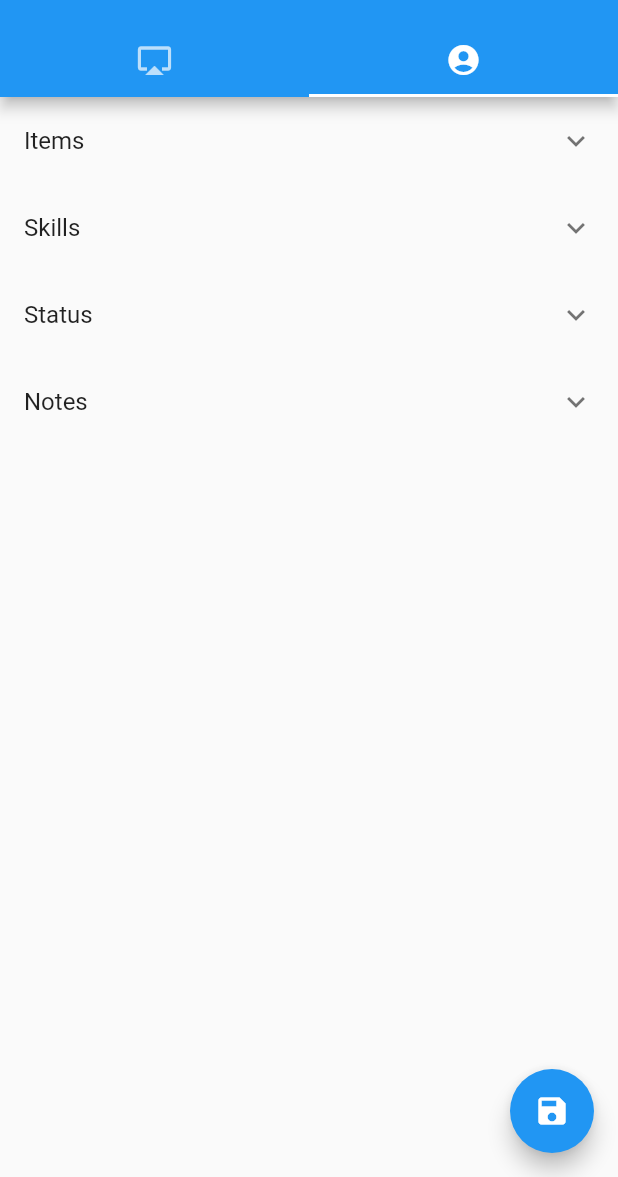
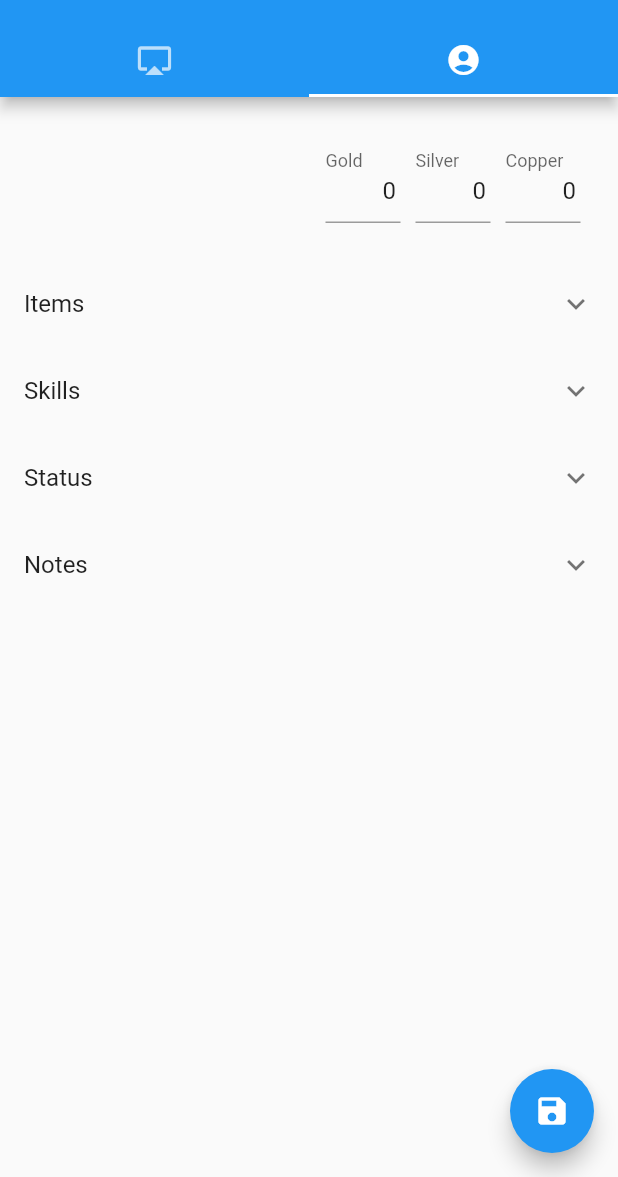
Before and after one commit to Draccarr/Hunted-Companion-App-Mobile, a Flutter app: the screen it shows after launch, tab 2 chosen, on a phone screen of 412 x 824 dp, the part 59-1236 px from its top. Run offline on Flutter 3.47's test engine with Material 2 defaults, Android fonts, the phone set to English and light mode, and no system bars.

Commit message:
Added fields for gold silver and copper. I still need to add values to them.

```diff
--- a/mobile_hunted_companion_app/lib/main.dart
+++ b/mobile_hunted_companion_app/lib/main.dart
@@ -164,6 +164,7 @@ class _MyHomePageState extends State<MyHomePage> {
     });
   }
 
+  String dropdownValue = 'Names';
   @override
   Widget build(BuildContext context) {
     // This method is rerun every time setState is called, for instance as done
@@ -209,6 +210,68 @@ class _MyHomePageState extends State<MyHomePage> {
             ),
             ListView(
               children: [
+                Padding(
+                  padding: const EdgeInsets.all(25.0),
+                  child: Row(
+                    mainAxisAlignment: MainAxisAlignment.end,
+                    children: [
+                      // ToDo: Work on this. (James) []-----------[)
+                      // Expanded(
+                      //     child: DropdownButton(
+                      //         value: dropdownValue,
+                      //         icon: Icon(Icons.arrow_downward),
+                      //         iconSize: 24,
+                      //         elevation: 16,
+                      //         style: TextStyle(color: Colors.black),
+                      //         onChanged: (String newValue) {
+                      //           setState(() {
+                      //             dropdownValue = newValue;
+                      //           });
+                      //         },
+                      //         items: _character.names
+                      //             .map<DropdownMenuItem<String>>(
+                      //                 (String value) {
+                      //           return DropdownMenuItem<String>(
+                      //             value: value != null ? value : 'Null',
+                      //             child: Text(value != null ? value : 'Null'),
+                      //           );
+                      //         }).toList())),
+                      SizedBox(
+                        width: 50,
+                        child: TextFormField(
+                          initialValue: '0',
+                          textAlign: TextAlign.end,
+                          decoration: InputDecoration(
+                            labelText: 'Gold',
+                          ),
+                        ),
+                      ),
+                      Padding(
+                        padding: const EdgeInsets.fromLTRB(10, 0, 10, 0),
+                        child: SizedBox(
+                          width: 50,
+                          child: TextFormField(
+                            initialValue: '0',
+                            textAlign: TextAlign.end,
+                            decoration: InputDecoration(
+                              labelText: 'Silver',
+                            ),
+                          ),
+                        ),
+                      ),
+                      SizedBox(
+                        width: 50,
+                        child: TextFormField(
+                          initialValue: '0',
+                          textAlign: TextAlign.end,
+                          decoration: InputDecoration(
+                            labelText: 'Copper',
+                          ),
+                        ),
+                      ),
+                    ],
+                  ),
+                ),
                 ExpansionTile(
                     title: Text('Items'),
                     expandedAlignment: Alignment.topLeft,
```
